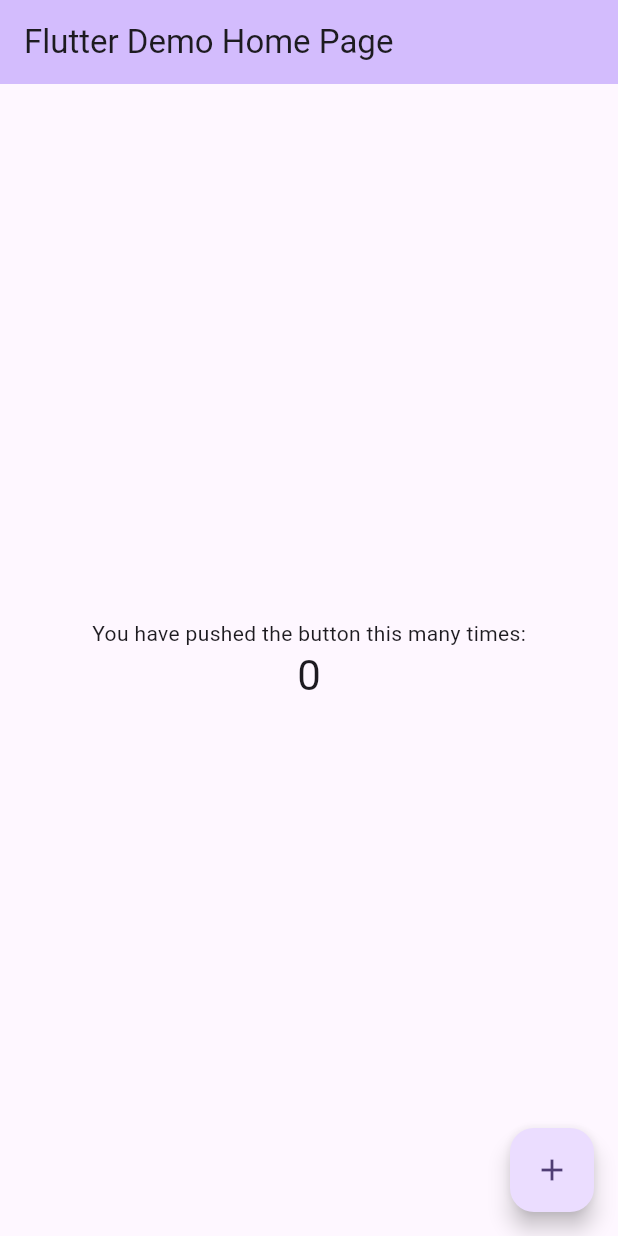
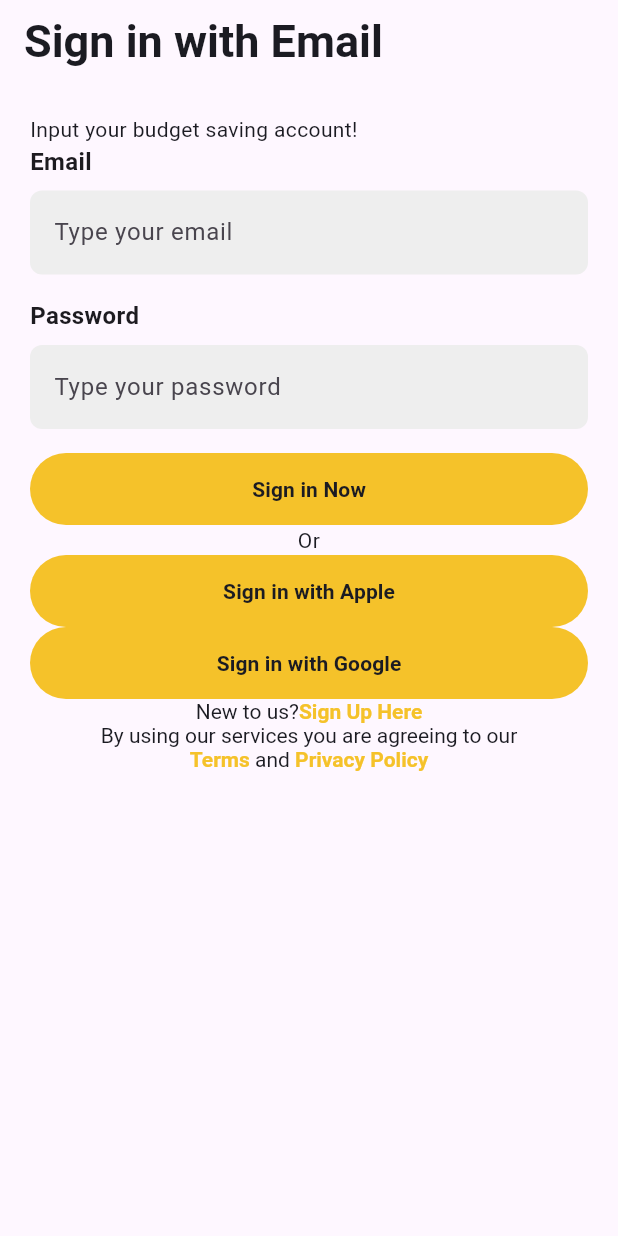
Before and after one commit to Puppychan/tymesavingfrontend, a Flutter app: the screen it shows after launch, on a phone screen of 412 x 824 dp. Run offline on Flutter 3.47's test engine with Material 3 defaults, Android fonts, the phone set to English and light mode, and no system bars; Roboto replaces fonts that are missing (Montserrat).

Commit message:
feat: add init sign in

```diff
--- /dev/null
+++ b/lib/components/CustomButton.dart
@@ -0,0 +1,31 @@
+
+import 'package:flutter/material.dart';
+import 'package:tymesavingfrontend/utils/AppColor.dart';
+import 'package:tymesavingfrontend/utils/AppTextStyle.dart';
+
+class CustomButton extends StatelessWidget {
+  final String text;
+  final VoidCallback onPressed;
+
+  const CustomButton({
+    Key? key,
+    required this.text,
+    required this.onPressed,
+  }) : super(key: key);
+
+  @override
+  Widget build(BuildContext context) {
+    return Container(
+      width: double.infinity,
+      height: 48,
+      decoration: BoxDecoration(
+        color: AppColors.buttonBackground,
+        borderRadius: BorderRadius.circular(40),
+      ),
+      child: TextButton(
+        onPressed: onPressed,
+        child: Text(text, style: AppTextStyles.button),
+      ),
+    );
+  }
+}
--- /dev/null
+++ b/lib/components/CustomInputField.dart
@@ -0,0 +1,43 @@
+import 'package:flutter/material.dart';
+import 'package:tymesavingfrontend/utils/AppColor.dart';  // Assuming you have defined colors here
+import 'package:tymesavingfrontend/utils/AppTextStyle.dart';  // Assuming you have defined text styles here
+
+class CustomInputField extends StatelessWidget {
+  final String label;
+  final String hintText;
+  final bool isPassword;
+  final TextEditingController? controller;  // Optional: Adding controller to manage text input
+
+  const CustomInputField({
+    Key? key,
+    required this.label,
+    required this.hintText,
+    this.isPassword = false,  // Defaulting isPassword to false if not provided
+    this.controller,  // Optional: Controller can be passed or managed internally
+  }) : super(key: key);
+
+  @override
+  Widget build(BuildContext context) {
+    return Column(
+      crossAxisAlignment: CrossAxisAlignment.start,
+      children: [
+        Text(label, style: const TextStyle(fontSize: 16, fontWeight: FontWeight.w600)),  // Example TextStyle, modify as needed
+        const SizedBox(height: 8),
+        TextField(
+          controller: controller,
+          obscureText: isPassword,
+          decoration: InputDecoration(
+            hintText: hintText,
+            filled: true,
+            fillColor: Colors.grey[200],  // Example filler color, use AppColor if defined
+            border: OutlineInputBorder(
+              borderSide: BorderSide.none,
+              borderRadius: BorderRadius.circular(8),
+            ),
+          ),
+        ),
+        SizedBox(height: 16),  // Added space below the input field
+      ],
+    );
+  }
+}
--- /dev/null
+++ b/lib/components/CustomTextField.dart
@@ -0,0 +1,32 @@
+import 'package:flutter/material.dart';
+import 'package:tymesavingfrontend/utils/AppColor.dart';
+
+class CustomTextField extends StatelessWidget {
+  final String hintText;
+  final bool obscureText;
+  final TextEditingController controller;
+
+  const CustomTextField({
+    super.key,
+    required this.hintText,
+    this.obscureText = false,
+    required this.controller,
+  });
+
+  @override
+  Widget build(BuildContext context) {
+    return TextField(
+      controller: controller,
+      obscureText: obscureText,
+      decoration: InputDecoration(
+        filled: true,
+        fillColor: AppColors.textFieldColor,
+        hintText: hintText,
+        border: OutlineInputBorder(
+          borderSide: BorderSide.none,
+          borderRadius: BorderRadius.circular(20),
+        ),
+      ),
+    );
+  }
+}
--- a/lib/main.dart
+++ b/lib/main.dart
@@ -1,4 +1,6 @@
 import 'package:flutter/material.dart';
+import 'package:tymesavingfrontend/screens/HomePage.dart';
+import 'package:tymesavingfrontend/screens/SignInPage.dart';
 
 void main() {
   runApp(const MyApp());
@@ -31,95 +33,8 @@ class MyApp extends StatelessWidget {
         colorScheme: ColorScheme.fromSeed(seedColor: Colors.deepPurple),
         useMaterial3: true,
       ),
-      home: const MyHomePage(title: 'Flutter Demo Home Page'),
+      // home: const HomePage(title: 'Flutter Demo Home Page'),
+      home: SignInScreen()
     );
   }
 }
-
-class MyHomePage extends StatefulWidget {
-  const MyHomePage({super.key, required this.title});
-
-  // This widget is the home page of your application. It is stateful, meaning
-  // that it has a State object (defined below) that contains fields that affect
-  // how it looks.
-
-  // This class is the configuration for the state. It holds the values (in this
-  // case the title) provided by the parent (in this case the App widget) and
-  // used by the build method of the State. Fields in a Widget subclass are
-  // always marked "final".
-
-  final String title;
-
-  @override
-  State<MyHomePage> createState() => _MyHomePageState();
-}
-
-class _MyHomePageState extends State<MyHomePage> {
-  int _counter = 0;
-
-  void _incrementCounter() {
-    setState(() {
-      // This call to setState tells the Flutter framework that something has
-      // changed in this State, which causes it to rerun the build method below
-      // so that the display can reflect the updated values. If we changed
-      // _counter without calling setState(), then the build method would not be
-      // called again, and so nothing would appear to happen.
-      _counter++;
-    });
-  }
-
-  @override
-  Widget build(BuildContext context) {
-    // This method is rerun every time setState is called, for instance as done
-    // by the _incrementCounter method above.
-    //
-    // The Flutter framework has been optimized to make rerunning build methods
-    // fast, so that you can just rebuild anything that needs updating rather
-    // than having to individually change instances of widgets.
-    return Scaffold(
-      appBar: AppBar(
-        // TRY THIS: Try changing the color here to a specific color (to
-        // Colors.amber, perhaps?) and trigger a hot reload to see the AppBar
-        // change color while the other colors stay the same.
-        backgroundColor: Theme.of(context).colorScheme.inversePrimary,
-        // Here we take the value from the MyHomePage object that was created by
-        // the App.build method, and use it to set our appbar title.
-        title: Text(widget.title),
-      ),
-      body: Center(
-        // Center is a layout widget. It takes a single child and positions it
-        // in the middle of the parent.
-        child: Column(
-          // Column is also a layout widget. It takes a list of children and
-          // arranges them vertically. By default, it sizes itself to fit its
-          // children horizontally, and tries to be as tall as its parent.
-          //
-          // Column has various properties to control how it sizes itself and
-          // how it positions its children. Here we use mainAxisAlignment to
-          // center the children vertically; the main axis here is the vertical
-          // axis because Columns are vertical (the cross axis would be
-          // horizontal).
-          //
-          // TRY THIS: Invoke "debug painting" (choose the "Toggle Debug Paint"
-          // action in the IDE, or press "p" in the console), to see the
-          // wireframe for each widget.
-          mainAxisAlignment: MainAxisAlignment.center,
-          children: <Widget>[
-            const Text(
-              'You have pushed the button this many times:',
-            ),
-            Text(
-              '$_counter',
-              style: Theme.of(context).textTheme.headlineMedium,
-            ),
-          ],
-        ),
-      ),
-      floatingActionButton: FloatingActionButton(
-        onPressed: _incrementCounter,
-        tooltip: 'Increment',
-        child: const Icon(Icons.add),
-      ), // This trailing comma makes auto-formatting nicer for build methods.
-    );
-  }
-}
--- /dev/null
+++ b/lib/screens/HomePage.dart
@@ -0,0 +1,89 @@
+import 'package:flutter/cupertino.dart';
+import 'package:flutter/material.dart';
+
+class HomePage extends StatefulWidget {
+  const HomePage({super.key, required this.title});
+
+  // This widget is the home page of your application. It is stateful, meaning
+  // that it has a State object (defined below) that contains fields that affect
+  // how it looks.
+
+  // This class is the configuration for the state. It holds the values (in this
+  // case the title) provided by the parent (in this case the App widget) and
+  // used by the build method of the State. Fields in a Widget subclass are
+  // always marked "final".
+
+  final String title;
+
+  @override
+  State<HomePage> createState() => _HomePageState();
+}
+class _HomePageState extends State<HomePage> {
+  int _counter = 0;
+
+  void _incrementCounter() {
+    setState(() {
+      // This call to setState tells the Flutter framework that something has
+      // changed in this State, which causes it to rerun the build method below
+      // so that the display can reflect the updated values. If we changed
+      // _counter without calling setState(), then the build method would not be
+      // called again, and so nothing would appear to happen.
+      _counter++;
+    });
+  }
+
+  @override
+  Widget build(BuildContext context) {
+    // This method is rerun every time setState is called, for instance as done
+    // by the _incrementCounter method above.
+    //
+    // The Flutter framework has been optimized to make rerunning build methods
+    // fast, so that you can just rebuild anything that needs updating rather
+    // than having to individually change instances of widgets.
+    return Scaffold(
+      appBar: AppBar(
+        // TRY THIS: Try changing the color here to a specific color (to
+        // Colors.amber, perhaps?) and trigger a hot reload to see the AppBar
+        // change color while the other colors stay the same.
+        backgroundColor: Theme.of(context).colorScheme.inversePrimary,
+        // Here we take the value from the MyHomePage object that was created by
+        // the App.build method, and use it to set our appbar title.
+        title: Text(widget.title),
+      ),
+      body: Center(
+        // Center is a layout widget. It takes a single child and positions it
+        // in the middle of the parent.
+        child: Column(
+          // Column is also a layout widget. It takes a list of children and
+          // arranges them vertically. By default, it sizes itself to fit its
+          // children horizontally, and tries to be as tall as its parent.
+          //
+          // Column has various properties to control how it sizes itself and
+          // how it positions its children. Here we use mainAxisAlignment to
+          // center the children vertically; the main axis here is the vertical
+          // axis because Columns are vertical (the cross axis would be
+          // horizontal).
+          //
+          // TRY THIS: Invoke "debug painting" (choose the "Toggle Debug Paint"
+          // action in the IDE, or press "p" in the console), to see the
+          // wireframe for each widget.
+          mainAxisAlignment: MainAxisAlignment.center,
+          children: <Widget>[
+            const Text(
+              'You have pushed the button this many times:',
+            ),
+            Text(
+              '$_counter',
+              style: Theme.of(context).textTheme.headlineMedium,
+            ),
+          ],
+        ),
+      ),
+      floatingActionButton: FloatingActionButton(
+        onPressed: _incrementCounter,
+        tooltip: 'Increment',
+        child: const Icon(Icons.add),
+      ), // This trailing comma makes auto-formatting nicer for build methods.
+    );
+  }
+}
--- /dev/null
+++ b/lib/screens/SignInPage.dart
@@ -0,0 +1,95 @@
+import 'package:flutter/material.dart';
+import 'package:flutter/gestures.dart';
+
+import 'package:tymesavingfrontend/components/CustomButton.dart';
+import 'package:tymesavingfrontend/components/CustomInputField.dart';
+import 'package:tymesavingfrontend/utils/AppColor.dart';
+import 'package:tymesavingfrontend/utils/AppTextStyle.dart';
+
+class SignInScreen extends StatelessWidget {
+  const SignInScreen({super.key});
+
+  @override
+  Widget build(BuildContext context) {
+    return Scaffold(
+        appBar: AppBar(title: const Text('Sign in with Email', style: AppTextStyles.heading)),
+        body: SingleChildScrollView(
+      child: Container(
+        padding: EdgeInsets.all(20),
+        child: Column(
+          mainAxisSize: MainAxisSize.min,
+          mainAxisAlignment: MainAxisAlignment.center,
+          crossAxisAlignment: CrossAxisAlignment.stretch,
+          children: [
+            const Text('Input your budget saving account!', style: AppTextStyles.subHeading),
+            const CustomInputField(
+              label: 'Email',
+              hintText: 'Type your email',
+            ),
+            const CustomInputField(
+              label: 'Password',
+              hintText: 'Type your password',
+              isPassword: true,
+            ),
+            CustomButton(
+              text: 'Sign in Now',
+              onPressed: () {
+                // Handle sign in
+              },
+            ),
+            const Text(
+              'Or',
+              style: AppTextStyles.subHeading,
+              textAlign: TextAlign.center,
+            ),
+            CustomButton(
+              text: 'Sign in with Apple',
+              onPressed: () {
+                // Handle Apple sign in
+              },
+            ),
+            CustomButton(
+              text: 'Sign in with Google',
+              onPressed: () {
+                // Handle Google sign in
+              },
+            ),
+            RichText(
+              textAlign: TextAlign.center,
+              text: const TextSpan(
+                style: AppTextStyles.subHeading,
+                children: [
+                  TextSpan(text: 'New to us?'),
+                  TextSpan(text: 'Sign Up Here', style: TextStyle(fontWeight: FontWeight.bold, color: AppColors.highlightText)),
+                ],
+              ),
+            ),
+            RichText(
+              textAlign: TextAlign.center,
+              text: const TextSpan(
+                style: AppTextStyles.subHeading,
+                children: [
+                  TextSpan(text: 'By using our services you are agreeing to our\n'),
+                  TextSpan(text: 'Terms', style: TextStyle(fontWeight: FontWeight.bold, color: AppColors.highlightText)),
+                  TextSpan(text: ' and '),
+                  TextSpan(text: 'Privacy Policy', style: TextStyle(fontWeight: FontWeight.bold, color: AppColors.highlightText)),
+                ],
+              ),
+            ),
+          ],
+        ),
+      ),
+    ));
+  }
+}
+// class SignInScreen extends StatelessWidget {
+//   final TextEditingController emailController = TextEditingController();
+//
+//   final TextEditingController passwordController = TextEditingController();
+//
+//   @override
+//   Widget build(BuildContext context) {
+//     // TODO: implement build
+//
+//   }
+// }
--- /dev/null
+++ b/lib/utils/AppColor.dart
@@ -0,0 +1,18 @@
+import 'package:flutter/material.dart';
+
+class AppColors {
+  static const Color primaryColor = Color(0xFFFFD700); // Golden yellow
+  static const Color textFieldColor = Color(0xFFF0EDEE); // Light grey
+  static const Color textColor = Colors.black;
+  static const Color signInButtonColor = Color(0xFF3B5998); // Dark blue
+  static const Color googleButtonColor = Color(0xFFDD4B39); // Google red
+  static const Color appleButtonColor = Colors.black;
+
+  static const Color primaryText = Color(0xFF1B1B22);
+  static const Color secondaryText = Color(0xFF4E4E53);
+  static const Color highlightText = Color(0xFFF5C22A);
+  static const Color inputBackground = Color(0xFFFFF8EC);
+  static const Color buttonBackground = Color(0xFFF5C22A);
+  static const Color borderColor = Color(0xFF7E8BA0);
+
+}
--- /dev/null
+++ b/lib/utils/AppTextStyle.dart
@@ -0,0 +1,32 @@
+import 'package:flutter/painting.dart';
+import 'package:tymesavingfrontend/utils/AppColor.dart';
+
+class AppTextStyles {
+  static const TextStyle heading = TextStyle(
+    color: AppColors.primaryText,
+    fontSize: 30,
+    fontFamily: 'Montserrat',
+    fontWeight: FontWeight.w600,
+  );
+
+  static const TextStyle subHeading = TextStyle(
+    color: AppColors.primaryText,
+    fontSize: 14,
+    fontFamily: 'Montserrat',
+    fontWeight: FontWeight.w400,
+  );
+
+  static const TextStyle button = TextStyle(
+    color: AppColors.primaryText,
+    fontSize: 14,
+    fontFamily: 'Montserrat',
+    fontWeight: FontWeight.w600,
+  );
+
+  static const TextStyle inputLabel = TextStyle(
+    color: AppColors.secondaryText,
+    fontSize: 14,
+    fontFamily: 'Montserrat',
+    fontWeight: FontWeight.w400,
+  );
+}
```
